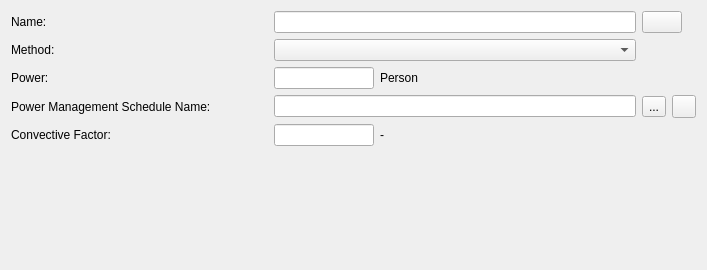
First picture: the form in SIM-VICUS/src/SVDBInternalLoadsLightsEditWidget.ui, repository ghorwin/SIM-VICUS, before the edit.
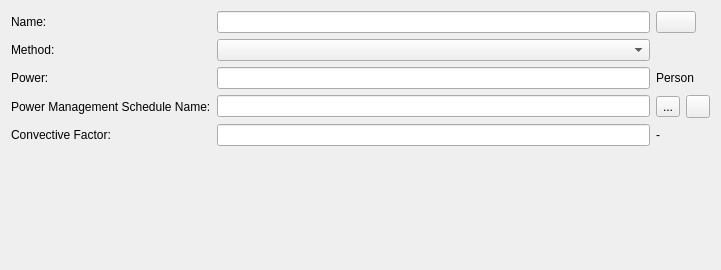
Second picture: the form after the edit. Icons and pictures are not drawn. Custom widgets are drawn as their Qt base class.

Commit message: Updated ui of internal loads (stretching was wrong)

```diff
--- a/SIM-VICUS/src/SVDBInternalLoadsLightsEditWidget.ui
+++ b/SIM-VICUS/src/SVDBInternalLoadsLightsEditWidget.ui
@@ -6,14 +6,14 @@
    <rect>
     <x>0</x>
     <y>0</y>
-    <width>707</width>
+    <width>721</width>
     <height>270</height>
    </rect>
   </property>
   <property name="windowTitle">
    <string>Form</string>
   </property>
-  <layout class="QGridLayout" name="gridLayoutMaster">
+  <layout class="QGridLayout" name="gridLayoutMaster" columnstretch="0,1,0,0,0">
    <item row="2" column="0">
     <widget class="QLabel" name="labelLightsInput">
      <property name="text">
@@ -56,16 +56,6 @@
      </property>
     </widget>
    </item>
-   <item row="2" column="1">
-    <widget class="QtExt::ValidatingLineEdit" name="lineEditPower">
-     <property name="maximumSize">
-      <size>
-       <width>100</width>
-       <height>16777215</height>
-      </size>
-     </property>
-    </widget>
-   </item>
    <item row="3" column="1" colspan="2">
     <widget class="QLineEdit" name="lineEditManagementScheduleName">
      <property name="readOnly">
@@ -90,20 +80,6 @@
      </property>
     </widget>
    </item>
-   <item row="4" column="2">
-    <widget class="QLabel" name="labelConvectiveFactorUnit">
-     <property name="text">
-      <string>-</string>
-     </property>
-    </widget>
-   </item>
-   <item row="2" column="2">
-    <widget class="QLabel" name="labelLightsInputUnit">
-     <property name="text">
-      <string>Person</string>
-     </property>
-    </widget>
-   </item>
    <item row="0" column="0">
     <widget class="QLabel" name="labelDisplayName">
      <property name="text">
@@ -111,36 +87,60 @@
      </property>
     </widget>
    </item>
-   <item row="4" column="1">
-    <widget class="QtExt::ValidatingLineEdit" name="lineEditConvectiveFactor">
-     <property name="maximumSize">
-      <size>
-       <width>100</width>
-       <height>16777215</height>
-      </size>
-     </property>
-    </widget>
-   </item>
    <item row="5" column="0" colspan="5">
     <widget class="QwtPlot" name="widgetPlot" native="true"/>
    </item>
+   <item row="2" column="3" colspan="2">
+    <widget class="QLabel" name="labelLightsInputUnit">
+     <property name="text">
+      <string>Person</string>
+     </property>
+    </widget>
+   </item>
+   <item row="4" column="3" colspan="2">
+    <widget class="QLabel" name="labelConvectiveFactorUnit">
+     <property name="text">
+      <string>-</string>
+     </property>
+    </widget>
+   </item>
+   <item row="4" column="1" colspan="2">
+    <widget class="QtExt::ValidatingLineEdit" name="lineEditConvectiveFactor">
+     <property name="maximumSize">
+      <size>
+       <width>16777215</width>
+       <height>16777215</height>
+      </size>
+     </property>
+    </widget>
+   </item>
+   <item row="2" column="1" colspan="2">
+    <widget class="QtExt::ValidatingLineEdit" name="lineEditPower">
+     <property name="maximumSize">
+      <size>
+       <width>16777215</width>
+       <height>16777215</height>
+      </size>
+     </property>
+    </widget>
+   </item>
   </layout>
  </widget>
  <customwidgets>
-  <customwidget>
-   <class>QtExt::ValidatingLineEdit</class>
-   <extends>QLineEdit</extends>
-   <header location="global">QtExt_ValidatingLineEdit.h</header>
-   <slots>
-    <signal>editingFinishedSuccessfully()</signal>
-   </slots>
-  </customwidget>
   <customwidget>
    <class>QtExt::LanguageStringEditWidget1</class>
    <extends>QLineEdit</extends>
    <header location="global">QtExt_LanguageStringEditWidget1.h</header>
    <container>1</container>
   </customwidget>
+  <customwidget>
+   <class>QtExt::ValidatingLineEdit</class>
+   <extends>QLineEdit</extends>
+   <header location="global">QtExt_ValidatingLineEdit.h</header>
+   <slots>
+    <signal>editingFinishedSuccessfully()</signal>
+   </slots>
+  </customwidget>
   <customwidget>
    <class>QtExt::ColorButton</class>
    <extends>QPushButton</extends>
```
Left out of the diff: 3 changed lines with no effect on the pictures. The commit also changes 3 other files.
